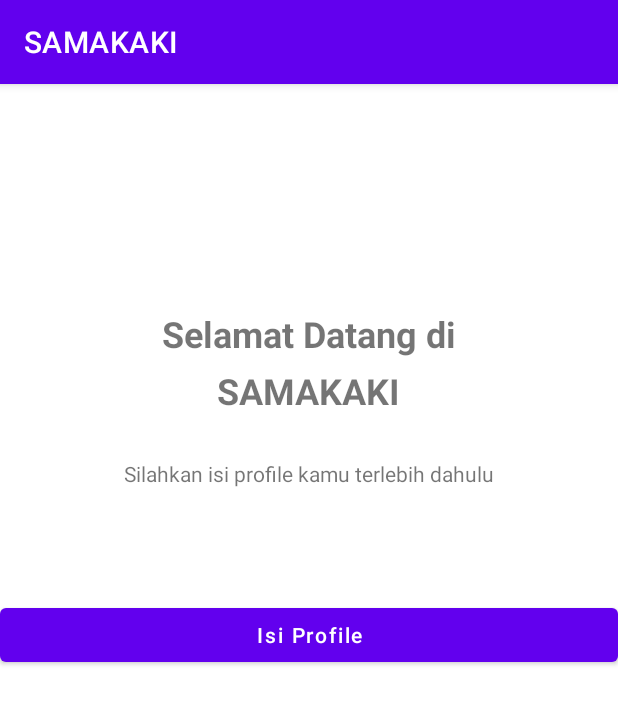
After one commit to anggoroedo32/SAMAKAKI, an Android app: the fragment HomeGetStartedFragment shown on its own in the app's theme, on a phone screen of 412 x 824 dp. The commit adds this screen. Shown: the top 704 px of the screen. Run offline under Robolectric (Android 15) with nearby library versions, the phone set to English and light mode, and no system bars.

Commit message:
skeleton home get started

```diff
--- /dev/null
+++ b/app/src/main/java/com/awp/samakaki/HomeGetStartedFragment.kt
@@ -0,0 +1,59 @@
+package com.awp.samakaki
+
+import android.os.Bundle
+import androidx.fragment.app.Fragment
+import android.view.LayoutInflater
+import android.view.View
+import android.view.ViewGroup
+
+// TODO: Rename parameter arguments, choose names that match
+// the fragment initialization parameters, e.g. ARG_ITEM_NUMBER
+private const val ARG_PARAM1 = "param1"
+private const val ARG_PARAM2 = "param2"
+
+/**
+ * A simple [Fragment] subclass.
+ * Use the [HomeGetStartedFragment.newInstance] factory method to
+ * create an instance of this fragment.
+ */
+class HomeGetStartedFragment : Fragment() {
+    // TODO: Rename and change types of parameters
+    private var param1: String? = null
+    private var param2: String? = null
+
+    override fun onCreate(savedInstanceState: Bundle?) {
+        super.onCreate(savedInstanceState)
+        arguments?.let {
+            param1 = it.getString(ARG_PARAM1)
+            param2 = it.getString(ARG_PARAM2)
+        }
+    }
+
+    override fun onCreateView(
+        inflater: LayoutInflater, container: ViewGroup?,
+        savedInstanceState: Bundle?
+    ): View? {
+        // Inflate the layout for this fragment
+        return inflater.inflate(R.layout.fragment_home_get_started, container, false)
+    }
+
+    companion object {
+        /**
+         * Use this factory method to create a new instance of
+         * this fragment using the provided parameters.
+         *
+         * @param param1 Parameter 1.
+         * @param param2 Parameter 2.
+         * @return A new instance of fragment HomeGetStartedFragment.
+         */
+        // TODO: Rename and change types and number of parameters
+        @JvmStatic
+        fun newInstance(param1: String, param2: String) =
+            HomeGetStartedFragment().apply {
+                arguments = Bundle().apply {
+                    putString(ARG_PARAM1, param1)
+                    putString(ARG_PARAM2, param2)
+                }
+            }
+    }
+}
--- /dev/null
+++ b/app/src/main/res/layout/fragment_home_get_started.xml
@@ -0,0 +1,52 @@
+<?xml version="1.0" encoding="utf-8"?>
+<androidx.constraintlayout.widget.ConstraintLayout xmlns:android="http://schemas.android.com/apk/res/android"
+    xmlns:app="http://schemas.android.com/apk/res-auto"
+    xmlns:tools="http://schemas.android.com/tools"
+    android:layout_width="match_parent"
+    android:layout_height="match_parent"
+    tools:context=".HomeGetStartedFragment">
+
+    <TextView
+        android:id="@+id/textView"
+        android:layout_width="wrap_content"
+        android:layout_height="wrap_content"
+        android:layout_marginTop="150dp"
+        android:textSize="24sp"
+        android:textStyle="bold"
+        android:text="@string/selamat_datang_di"
+        app:layout_constraintEnd_toEndOf="parent"
+        app:layout_constraintStart_toStartOf="parent"
+        app:layout_constraintTop_toTopOf="parent" />
+
+    <TextView
+        android:id="@+id/textView2"
+        android:layout_width="wrap_content"
+        android:layout_height="wrap_content"
+        android:paddingVertical="5dp"
+        android:text="@string/samakaki"
+        android:textSize="24sp"
+        android:textStyle="bold"
+        app:layout_constraintEnd_toEndOf="parent"
+        app:layout_constraintStart_toStartOf="parent"
+        app:layout_constraintTop_toBottomOf="@+id/textView" />
+
+    <TextView
+        android:id="@+id/textView3"
+        android:layout_width="wrap_content"
+        android:layout_height="wrap_content"
+        android:paddingVertical="24dp"
+        android:text="Silahkan isi profile kamu terlebih dahulu"
+        app:layout_constraintEnd_toEndOf="parent"
+        app:layout_constraintStart_toStartOf="parent"
+        app:layout_constraintTop_toBottomOf="@+id/textView2" />
+
+    <Button
+        android:layout_width="match_parent"
+        android:layout_height="wrap_content"
+        android:layout_marginTop="50dp"
+        android:text="Isi Profile"
+        android:textAllCaps="false"
+        app:layout_constraintEnd_toEndOf="parent"
+        app:layout_constraintStart_toStartOf="parent"
+        app:layout_constraintTop_toBottomOf="@+id/textView3" />
+</androidx.constraintlayout.widget.ConstraintLayout>
--- a/app/src/main/res/values/strings.xml
+++ b/app/src/main/res/values/strings.xml
@@ -1,3 +1,7 @@
 <resources>
     <string name="app_name">SAMAKAKI</string>
+    <!-- TODO: Remove or change this placeholder text -->
+    <string name="hello_blank_fragment">Hello blank fragment</string>
+    <string name="samakaki">SAMAKAKI</string>
+    <string name="selamat_datang_di">Selamat Datang di</string>
 </resources>
```
